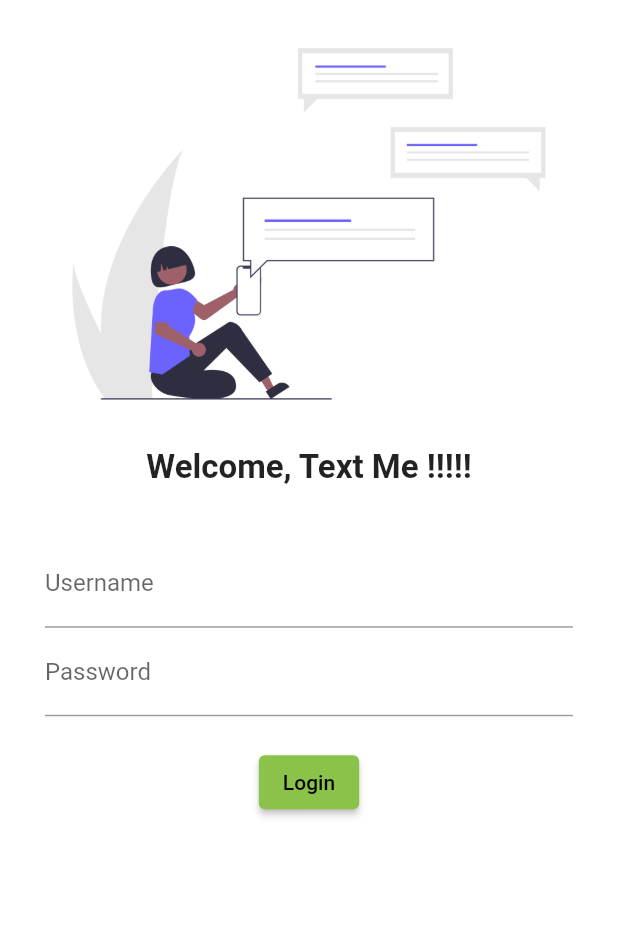
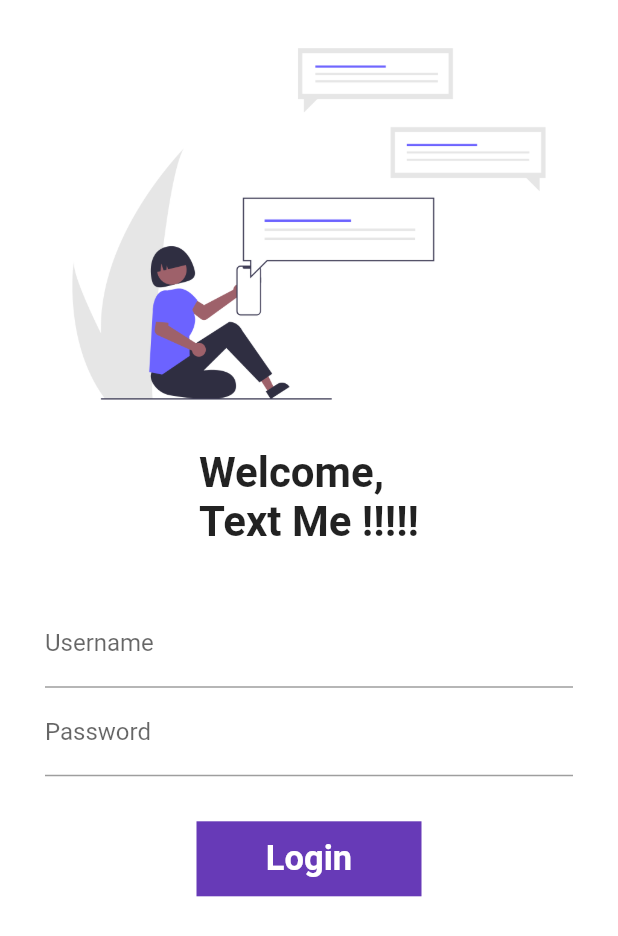
Before and after one commit to AmanDhimanD/Flutter, a Flutter app: the screen it shows after launch, on a phone screen of 412 x 824 dp. Shown: the top 936 px of the screen. Run offline on Flutter 3.47's test engine with Material 2 defaults, Android fonts, the phone set to English and light mode, and no system bars.

Commit message:
Day6 is Completed

```diff
--- a/lib/main.dart
+++ b/lib/main.dart
@@ -1,8 +1,8 @@
+// import 'dart:html';
 import 'package:app/pages/home_page.dart';
+import 'package:app/pages/utils/rotues.dart';
 import 'package:flutter/material.dart';
 import 'package:app/pages/login_page.dart';
-
-
 
 void main(List<String> args) {
   runApp(MyApp());
@@ -38,13 +38,23 @@ class MyApp extends StatelessWidget {
         brightness: Brightness.dark,
       ),
 
+      /* ---
+      For Remove the DEBEG banner from phone
+      ---------- */
+      debugShowCheckedModeBanner: false,
+
       //set Fix home page as first page
 //__________________________________
       // initialRoute: "/home",
       routes: {
-        "/": (context) =>LoginPage(), //this is object of class, new keyword can use
-        "/home": (context) => HomePage(),
-        "/login": (context) => LoginPage()
+        "/": (context) =>
+            LoginPage(), //this is object of class, new keyword can use
+            //1.Method
+        // "/home": (context) => HomePage(),
+        // "/login": (context) => LoginPage()
+        //2.Method
+        MyRoutes.homeRoutes:(context)=>HomePage(),
+        MyRoutes.loginRoutes:(context)=>LoginPage()
       },
     );
   }
--- a/lib/pages/login_page.dart
+++ b/lib/pages/login_page.dart
@@ -1,22 +1,39 @@
+// import 'dart:html';
+
+import 'package:app/pages/utils/rotues.dart';
 import 'package:flutter/material.dart';
 
-class LoginPage extends StatelessWidget {
+/* _____________________________________
+this is converted to state less widget to StateFull widget BY CTRL + .
+_____________________________ */
+
+class LoginPage extends StatefulWidget {
+  @override
+  _LoginPageState createState() => _LoginPageState();
+}
+
+class _LoginPageState extends State<LoginPage> {
+  String name = "";
+  bool changeButton = false;
   @override
   Widget build(BuildContext context) {
     return Material(
       //pic shadow change
       color: Colors.white,
+      child: SingleChildScrollView(
         child: Column(
           children: [
             Image.asset(
               "assets/images/1.png",
               fit: BoxFit.cover,
+              //to check for scrll and it help with small phones
+              // height: 500,
             ),
 
             Text(
-            "Welcome, Text Me !!!!!",
+              "Welcome, $name \nText Me !!!!!",
               style: TextStyle(
-              fontSize: 22,
+                fontSize: 28,
                 fontWeight: FontWeight.bold,
               ),
             ),
@@ -34,6 +51,12 @@ class LoginPage extends StatelessWidget {
                       hintText: "Enter username",
                       labelText: "Username",
                     ),
+                    onChanged: (value) {
+                      name = value;
+                      setState(() {
+                        build(context);
+                      });
+                    },
                   ),
                   TextField(
                     obscureText: true,
@@ -42,21 +65,59 @@ class LoginPage extends StatelessWidget {
                       labelText: "Password",
                     ),
                   ),
+                  //For the LOgin button
                   SizedBox(
-                  height: 20.0,
+                    height: 30.0,
                   ),
-                ElevatedButton(
-                  child: Text("Login"),
-                  style: TextButton.styleFrom(),
-                  onPressed: (){
-                    print("Hi Rayne");
+
+                  InkWell(
+                    onTap: () async {
+                      setState(() {
+                        changeButton = true;
+                      });
+                      await Future.delayed(Duration(seconds: 1));
+                      Navigator.pushNamed(context, MyRoutes.homeRoutes);
                     },
+                    child: AnimatedContainer(
+                      duration: Duration(seconds: 1),
+                      width: changeButton ? 50 : 150,
+                      //condition experssion
+                      height: 50,
+                      // color: Colors.red,
+                      alignment: Alignment.center,
+                      child: changeButton
+                          ? Icon(Icons.done, color: Colors.white)
+                          : Text(
+                              "Login",
+                              style: TextStyle(
+                                  color: Colors.white,
+                                  fontWeight: FontWeight.bold,
+                                  fontSize: 23),
+                            ),
+                      decoration: BoxDecoration(
+                        color: Colors.deepPurple,
+                        shape:
+                            changeButton ? BoxShape.circle : BoxShape.rectangle,
+                        //  BorderRadius.circular(30)),
+                      ),
+                    ),
+                    // ElevatedButton(
+                    //   child: Text("Login"),
+                    //   style: TextButton.styleFrom(minimumSize: Size(250, 40)),
+                    //   onPressed: () {
+                    //     // print("Hi Rayne");
+
+                    //     //import by ctrl+ dot(.)
+                    //     Navigator.pushNamed(context, MyRoutes.homeRoutes);
+                    //   },
+                    // ),
                   ),
                 ],
               ),
             ),
           ],
         ),
+      ),
     );
   }
 }
--- /dev/null
+++ b/lib/pages/utils/rotues.dart
@@ -0,0 +1,6 @@
+
+
+class MyRoutes {
+  static String loginRoutes = '/login';
+  static String homeRoutes = '/home';
+}
--- a/pubspec.yaml
+++ b/pubspec.yaml
@@ -23,6 +23,7 @@ environment:
 dependencies:
   flutter:
     sdk: flutter
+    # http:
 
 
   # The following adds the Cupertino Icons font to your application.
```
Lines whose indentation alone changed are shown as unchanged.
